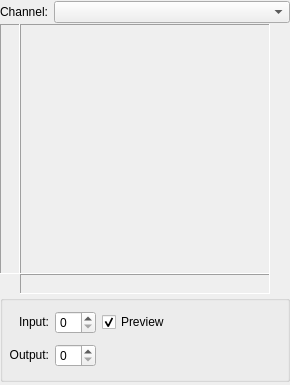
Before: the Qt Designer form krita/plugins/filters/colorsfilters/wdg_perchannel.ui in KDE/krita, drawn with Qt 5.
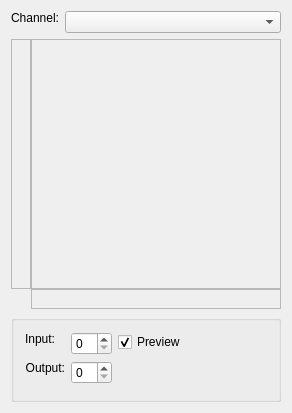
After: the same form once the commit is applied. Custom widgets are drawn as their Qt base class.

Commit message: Changed the UI which contains labels and textfields into QFormLayout to set alignment issues

```diff
--- a/krita/plugins/filters/colorsfilters/wdg_perchannel.ui
+++ b/krita/plugins/filters/colorsfilters/wdg_perchannel.ui
@@ -6,29 +6,17 @@
    <rect>
     <x>0</x>
     <y>0</y>
-    <width>290</width>
-    <height>385</height>
+    <width>288</width>
+    <height>383</height>
    </rect>
   </property>
   <property name="windowTitle">
    <string>BrightnessCon</string>
   </property>
-  <layout class="QVBoxLayout" name="verticalLayout_2">
-   <property name="spacing">
-    <number>0</number>
-   </property>
-   <property name="margin">
-    <number>0</number>
-   </property>
+  <layout class="QVBoxLayout" name="verticalLayout">
    <item>
-    <layout class="QHBoxLayout">
-     <property name="spacing">
-      <number>6</number>
-     </property>
-     <property name="margin">
-      <number>0</number>
-     </property>
-     <item>
+    <layout class="QFormLayout" name="formLayout">
+     <item row="0" column="0">
       <widget class="QLabel" name="textLabel1">
        <property name="sizePolicy">
         <sizepolicy hsizetype="Maximum" vsizetype="Fixed">
@@ -41,7 +29,7 @@
        </property>
       </widget>
      </item>
-     <item>
+     <item row="0" column="1">
       <widget class="QComboBox" name="cmbChannel"/>
      </item>
     </layout>
@@ -78,7 +66,7 @@
         </size>
        </property>
        <property name="frameShape">
-        <enum>QFrame::Panel</enum>
+        <enum>QFrame::StyledPanel</enum>
        </property>
        <property name="frameShadow">
         <enum>QFrame::Sunken</enum>
@@ -109,7 +97,7 @@
         </size>
        </property>
        <property name="frameShape">
-        <enum>QFrame::Panel</enum>
+        <enum>QFrame::StyledPanel</enum>
        </property>
        <property name="frameShadow">
         <enum>QFrame::Sunken</enum>
@@ -167,7 +155,7 @@
         </size>
        </property>
        <property name="frameShape">
-        <enum>QFrame::Panel</enum>
+        <enum>QFrame::StyledPanel</enum>
        </property>
        <property name="frameShadow">
         <enum>QFrame::Sunken</enum>
@@ -213,8 +201,10 @@
       <bool>true</bool>
      </property>
      <layout class="QGridLayout" name="gridLayout">
-      <property name="margin">
-       <number>6</number>
+      <item row="0" column="0" rowspan="2">
+       <layout class="QFormLayout" name="formLayout_2">
+        <property name="rowWrapPolicy">
+         <enum>QFormLayout::WrapLongRows</enum>
       </property>
       <item row="0" column="0">
        <widget class="QLabel" name="labelIn">
@@ -242,16 +232,6 @@
         </property>
        </widget>
       </item>
-      <item row="0" column="2">
-       <widget class="QCheckBox" name="cbPreview">
-        <property name="text">
-         <string>Preview</string>
-        </property>
-        <property name="checked">
-         <bool>true</bool>
-        </property>
-       </widget>
-      </item>
       <item row="1" column="0">
        <widget class="QLabel" name="labelOut">
         <property name="sizePolicy">
@@ -278,7 +258,19 @@
         </property>
        </widget>
       </item>
-      <item row="1" column="2">
+       </layout>
+      </item>
+      <item row="0" column="1">
+       <widget class="QCheckBox" name="cbPreview">
+        <property name="text">
+         <string>Preview</string>
+        </property>
+        <property name="checked">
+         <bool>true</bool>
+        </property>
+       </widget>
+      </item>
+      <item row="1" column="1">
        <spacer name="horizontalSpacer_2">
         <property name="sizePolicy">
          <sizepolicy hsizetype="MinimumExpanding" vsizetype="Minimum">
```
Lines whose indentation alone changed are shown as unchanged. The commit also changes 91 other files.
